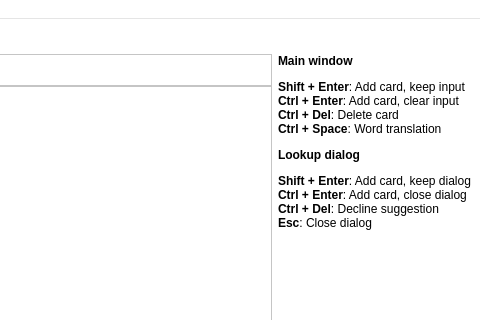
This is ui/main_window.ui in KrusnikViers/Lexicanum as Qt 5 draws it before an edit; both pictures show x 735 to 1215 and y 0 to 320 of the 1215 by 909 pixel window. The edited form follows.
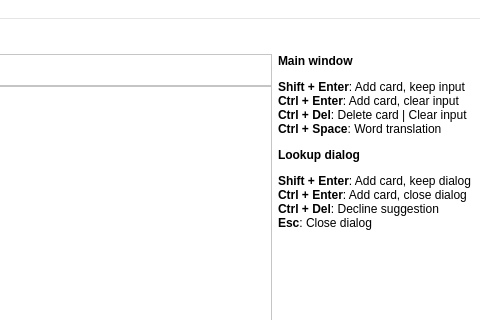
This is the edited form.

What changed in the file:
```diff
--- a/ui/main_window.ui
+++ b/ui/main_window.ui
@@ -107,7 +107,7 @@
       <item>
        <widget class="QLabel" name="_help_label">
         <property name="text">
-         <string>&lt;html&gt;&lt;head/&gt;&lt;body&gt;&lt;p&gt;&lt;span style=&quot; font-weight:700;&quot;&gt;Main window&lt;/span&gt;&lt;/p&gt;&lt;p&gt;&lt;span style=&quot; font-weight:700;&quot;&gt;Shift + Enter&lt;/span&gt;: Add card, keep input&lt;br/&gt;&lt;span style=&quot; font-weight:700;&quot;&gt;Ctrl + Enter&lt;/span&gt;: Add card, clear input&lt;br/&gt;&lt;span style=&quot; font-weight:700;&quot;&gt;Ctrl + Del&lt;/span&gt;: Delete card&lt;br/&gt;&lt;span style=&quot; font-weight:700;&quot;&gt;Ctrl + Space&lt;/span&gt;: Word translation&lt;/p&gt;&lt;p&gt;&lt;span style=&quot; font-weight:700;&quot;&gt;Lookup dialog&lt;/span&gt;&lt;/p&gt;&lt;p&gt;&lt;span style=&quot; font-weight:700;&quot;&gt;Shift + Enter&lt;/span&gt;: Add card, keep dialog&lt;br/&gt;&lt;span style=&quot; font-weight:700;&quot;&gt;Ctrl + Enter&lt;/span&gt;: Add card, close dialog&lt;br/&gt;&lt;span style=&quot; font-weight:700;&quot;&gt;Ctrl + Del&lt;/span&gt;: Decline suggestion&lt;br/&gt;&lt;span style=&quot; font-weight:700;&quot;&gt;Esc&lt;/span&gt;: Close dialog&lt;/p&gt;&lt;/body&gt;&lt;/html&gt;</string>
+         <string>&lt;html&gt;&lt;head/&gt;&lt;body&gt;&lt;p&gt;&lt;span style=&quot; font-weight:700;&quot;&gt;Main window&lt;/span&gt;&lt;/p&gt;&lt;p&gt;&lt;span style=&quot; font-weight:700;&quot;&gt;Shift + Enter&lt;/span&gt;: Add card, keep input&lt;br/&gt;&lt;span style=&quot; font-weight:700;&quot;&gt;Ctrl + Enter&lt;/span&gt;: Add card, clear input&lt;br/&gt;&lt;span style=&quot; font-weight:700;&quot;&gt;Ctrl + Del&lt;/span&gt;: Delete card | Clear input&lt;br/&gt;&lt;span style=&quot; font-weight:700;&quot;&gt;Ctrl + Space&lt;/span&gt;: Word translation&lt;/p&gt;&lt;p&gt;&lt;span style=&quot; font-weight:700;&quot;&gt;Lookup dialog&lt;/span&gt;&lt;/p&gt;&lt;p&gt;&lt;span style=&quot; font-weight:700;&quot;&gt;Shift + Enter&lt;/span&gt;: Add card, keep dialog&lt;br/&gt;&lt;span style=&quot; font-weight:700;&quot;&gt;Ctrl + Enter&lt;/span&gt;: Add card, close dialog&lt;br/&gt;&lt;span style=&quot; font-weight:700;&quot;&gt;Ctrl + Del&lt;/span&gt;: Decline suggestion&lt;br/&gt;&lt;span style=&quot; font-weight:700;&quot;&gt;Esc&lt;/span&gt;: Close dialog&lt;/p&gt;&lt;/body&gt;&lt;/html&gt;</string>
         </property>
         <property name="textFormat">
          <enum>Qt::AutoText</enum>
```
